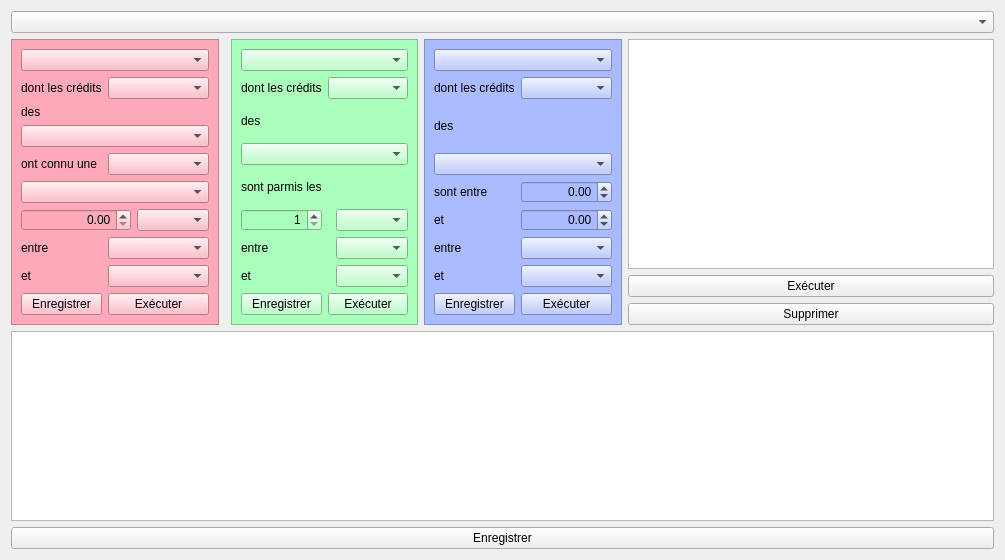
Old version of the form formqueries.ui in the repository GiPiLab/ProtonClassicSuite.
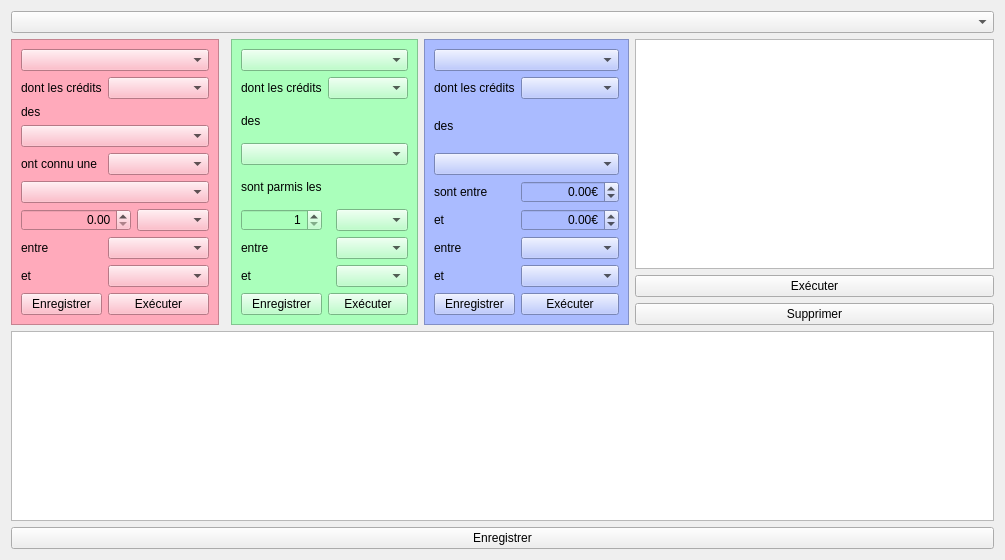
New version of the form.

Patch:
```diff
--- a/formqueries.ui
+++ b/formqueries.ui
@@ -398,6 +398,9 @@
         <property name="showGroupSeparator" stdset="0">
          <bool>true</bool>
         </property>
+        <property name="suffix">
+         <string>€</string>
+        </property>
         <property name="minimum">
          <double>-400000000.000000000000000</double>
         </property>
@@ -420,6 +423,9 @@
         <property name="showGroupSeparator" stdset="0">
          <bool>true</bool>
         </property>
+        <property name="suffix">
+         <string>€</string>
+        </property>
         <property name="minimum">
          <double>-400000000.000000000000000</double>
         </property>
```
Left out of the diff: 6 changed lines with no effect on the pictures.
